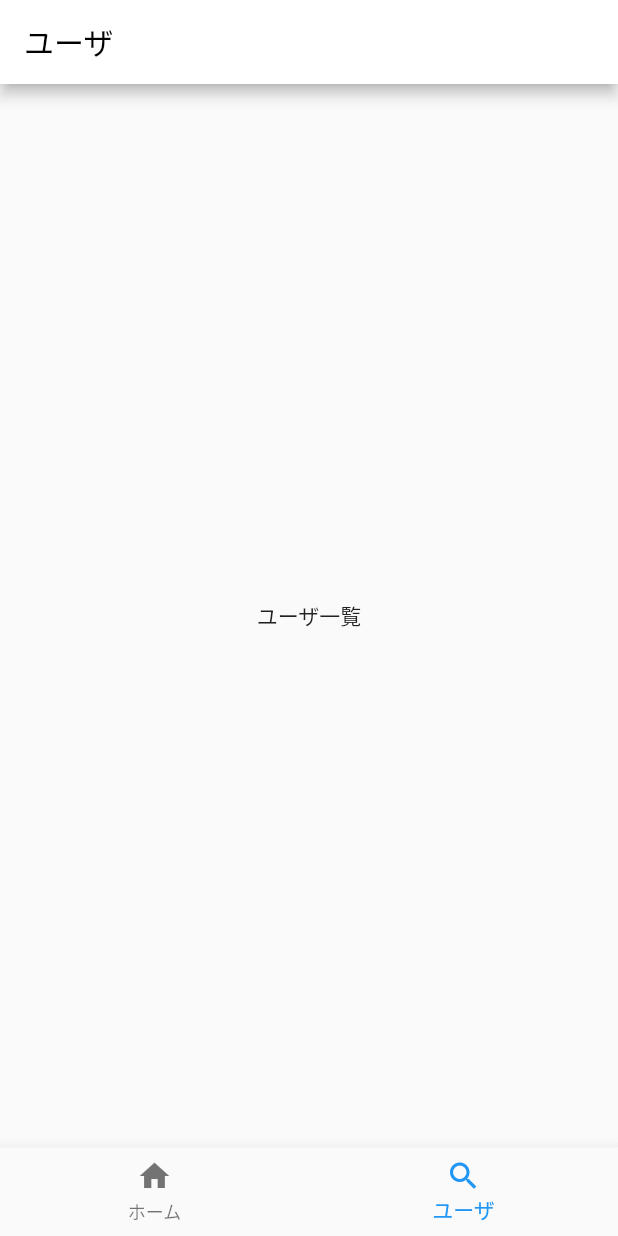
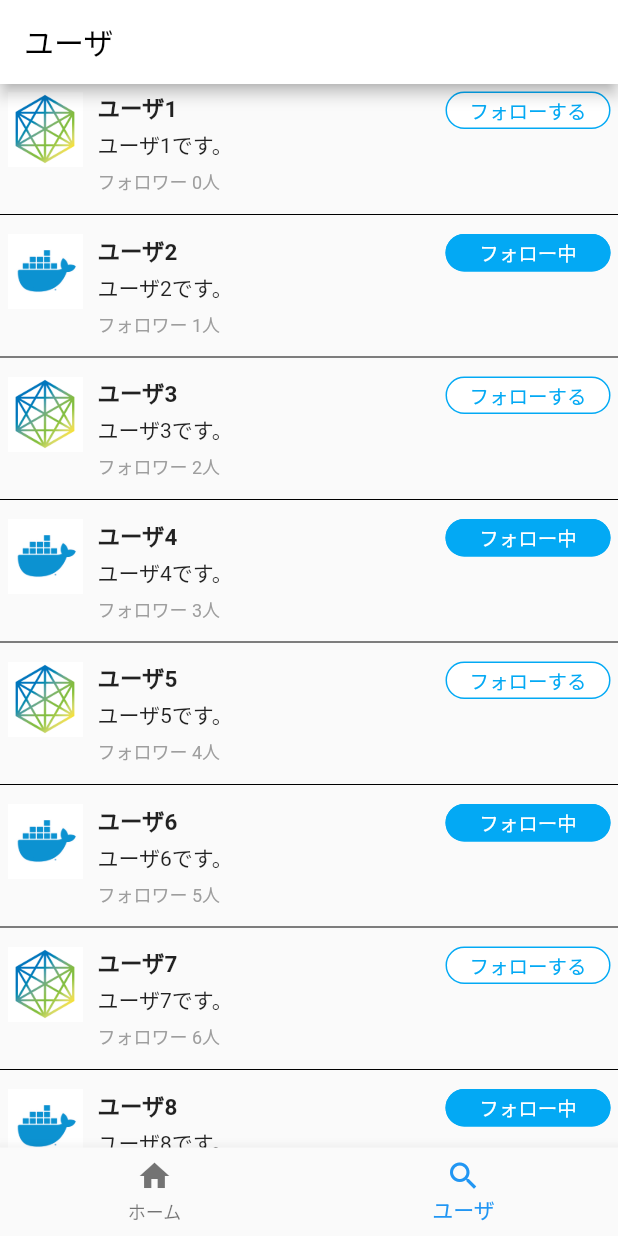
Before and after one commit to axis-sato/twitter_clone_flutter, a Flutter app: the screen it shows after launch, swiped to page 2, on a phone screen of 412 x 824 dp. Run offline on Flutter 3.47's test engine with Material 2 defaults, Android fonts, the phone set to English and light mode, and no system bars.

Commit message:
ユーザ一覧画面追加

```diff
--- a/lib/core/models/user.dart
+++ b/lib/core/models/user.dart
@@ -1,6 +1,14 @@
 class User {
   final String name;
   final String icon;
+  final String profile;
+  final bool isFollower;
+  final int followerCount;
 
-  const User({this.name, this.icon});
+  const User(
+      {this.name,
+      this.icon,
+      this.profile,
+      this.isFollower,
+      this.followerCount});
 }
--- a/lib/ui/screens/home_screen.dart
+++ b/lib/ui/screens/home_screen.dart
@@ -37,7 +37,9 @@ class _HomeScreenState extends State<HomeScreen> {
           TweetListScreen(
             key: PageStorageKey<String>('tweet_list'),
           ),
-          UserListScreen(),
+          UserListScreen(
+            key: PageStorageKey<String>('user_list'),
+          ),
         ],
       ),
       bottomNavigationBar: BottomNavigationBar(
--- a/lib/ui/screens/tweet_list_screen.dart
+++ b/lib/ui/screens/tweet_list_screen.dart
@@ -10,8 +10,12 @@ class TweetListScreen extends StatelessWidget {
       tweet: "ツイート $i",
       createdAt: DateTime.now(),
       user: User(
-          name: "ユーザ${(i % 2) + 1}",
-          icon: "assets/images/user${(i % 2) + 1}.png"),
+        name: "ユーザ${(i % 2) + 1}",
+        icon: "assets/images/user${(i % 2) + 1}.png",
+        profile: "ユーザ${i + 1}です。",
+        isFollower: i % 2 == 1,
+        followerCount: i,
+      ),
       like: i,
       isLiked: i % 2 == 1,
     );
--- a/lib/ui/screens/user_list_screen.dart
+++ b/lib/ui/screens/user_list_screen.dart
@@ -1,15 +1,126 @@
 import 'package:flutter/material.dart';
+import 'package:twitter_clone_flutter/core/models/user.dart';
 
 class UserListScreen extends StatelessWidget {
+  UserListScreen({Key key}) : super(key: key);
+
+  final _users = List<User>.generate(100, (int i) {
+    return User(
+      name: "ユーザ${i + 1}",
+      icon: "assets/images/user${(i % 2) + 1}.png",
+      profile: "ユーザ${i + 1}です。",
+      isFollower: i % 2 == 1,
+      followerCount: i,
+    );
+  });
+
   @override
   Widget build(BuildContext context) {
     return Scaffold(
       appBar: AppBar(
         title: Text('ユーザ'),
       ),
-      body: Center(
-        child: Text('ユーザ一覧'),
+      body: ListView.separated(
+        separatorBuilder: (context, int i) => Divider(
+          color: Colors.black,
+        ),
+        itemBuilder: (context, int i) {
+          return _User(
+            user: _users[i],
+          );
+        },
+        itemCount: _users.length,
       ),
     );
   }
 }
+
+class _User extends StatelessWidget {
+  final User _user;
+
+  _User({Key key, @required User user})
+      : _user = user,
+        super(key: key);
+
+  @override
+  Widget build(BuildContext context) {
+    return Padding(
+      padding: const EdgeInsets.all(5.0),
+      child: Row(
+        crossAxisAlignment: CrossAxisAlignment.start,
+        children: <Widget>[
+          Image.asset(
+            _user.icon,
+            height: 50,
+            width: 50,
+          ),
+          SizedBox(width: 10),
+          Flexible(
+            child: Column(
+              crossAxisAlignment: CrossAxisAlignment.start,
+              children: <Widget>[
+                Row(
+                  mainAxisAlignment: MainAxisAlignment.spaceBetween,
+                  crossAxisAlignment: CrossAxisAlignment.start,
+                  children: <Widget>[
+                    Text(
+                      _user.name,
+                      style: TextStyle(
+                        fontSize: 15,
+                        fontWeight: FontWeight.bold,
+                      ),
+                    ),
+                    _FollowButton(
+                      isFollowing: _user.isFollower,
+                    ),
+                  ],
+                ),
+                Text(_user.profile),
+                SizedBox(
+                  height: 5,
+                ),
+                Text(
+                  "フォロワー ${_user.followerCount}人",
+                  style: TextStyle(
+                    fontSize: 12,
+                    color: Colors.grey,
+                  ),
+                )
+              ],
+            ),
+          ),
+        ],
+      ),
+    );
+  }
+}
+
+class _FollowButton extends StatelessWidget {
+  final bool _isFollowing;
+
+  _FollowButton({Key key, @required bool isFollowing})
+      : _isFollowing = isFollowing,
+        super(key: key);
+
+  @override
+  Widget build(BuildContext context) {
+    return SizedBox(
+      width: 110,
+      height: 25,
+      child: FlatButton(
+        child: Text(
+          _isFollowing ? 'フォロー中' : 'フォローする',
+          style: TextStyle(
+            color: _isFollowing ? Colors.white : Colors.lightBlue,
+            fontSize: 13,
+          ),
+        ),
+        color: _isFollowing ? Colors.lightBlue : Colors.white,
+        shape: StadiumBorder(
+          side: BorderSide(color: Colors.lightBlue),
+        ),
+        onPressed: () {},
+      ),
+    );
+  }
+}
```
